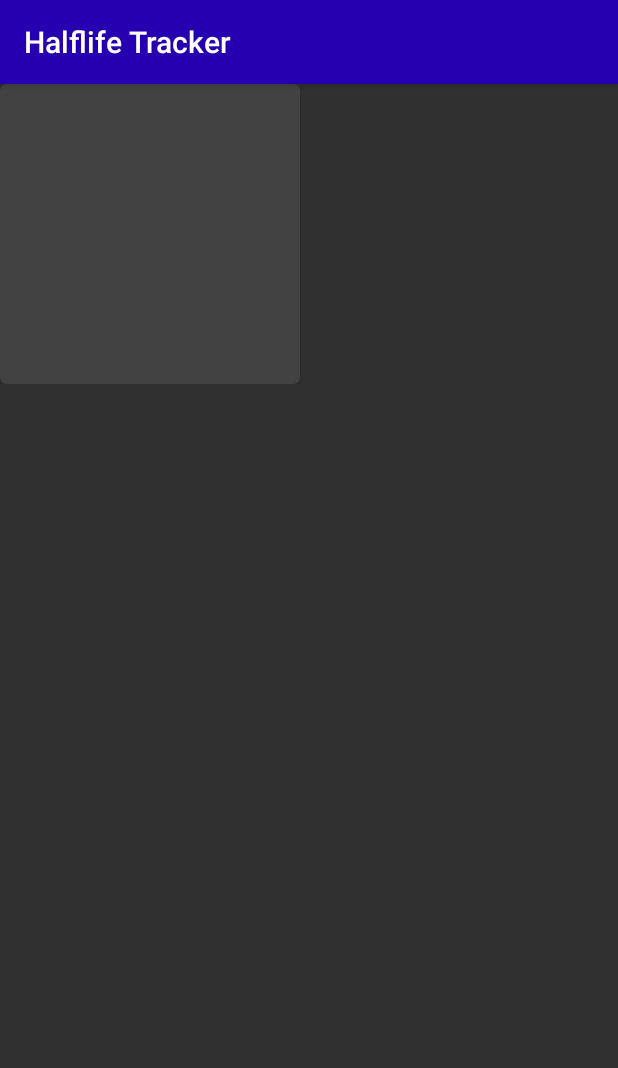
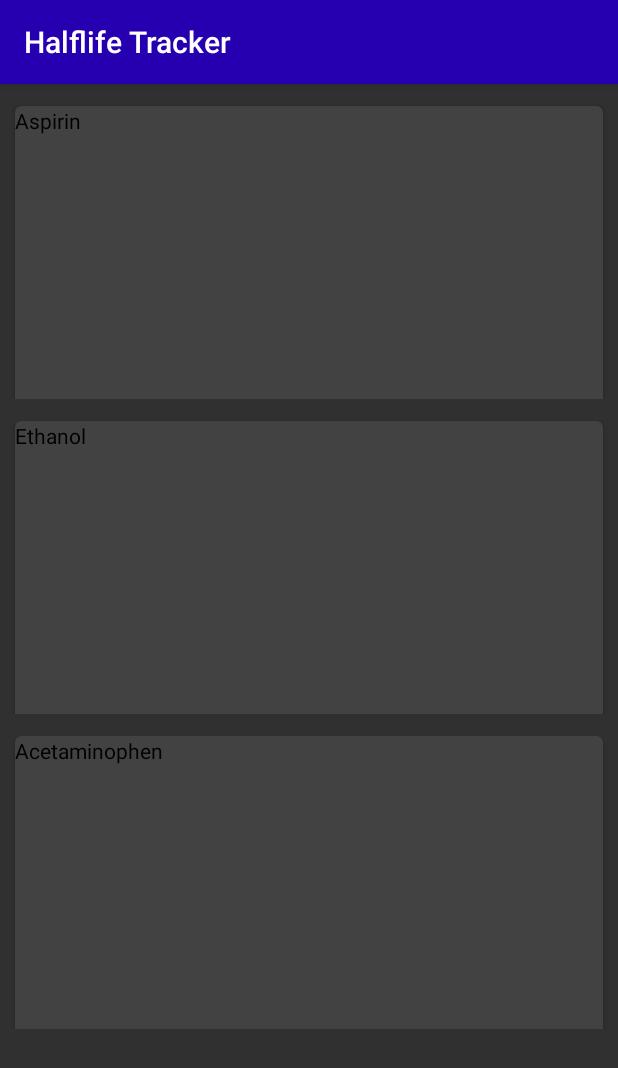
Before and after one commit to brian473/half_life_tracker, an Android app: the screen it shows after launch (MainActivity), on a phone screen of 412 x 824 dp. Shown: the top 1068 px of the screen. Run offline under Robolectric (Android 15) with nearby library versions, the phone set to English and light mode, and no system bars.

Commit message:
fixed cardview error

```diff
--- a/app/src/main/java/com/brian/halflifetracker/MainActivity.java
+++ b/app/src/main/java/com/brian/halflifetracker/MainActivity.java
@@ -31,7 +31,7 @@ public class MainActivity extends Activity {
         mLayoutManager = new LinearLayoutManager(this);
         mRecyclerView.setLayoutManager(mLayoutManager);
 
-        mAdapter = new ActiveDrugAdapter(new String[] {"Testing"});
+        mAdapter = new ActiveDrugAdapter(new String[] {"Aspirin", "Ethanol", "Acetaminophen"});
         mRecyclerView.setAdapter(mAdapter);
     }
 }
--- a/app/src/main/java/com/brian/halflifetracker/adapter/ActiveDrugAdapter.java
+++ b/app/src/main/java/com/brian/halflifetracker/adapter/ActiveDrugAdapter.java
@@ -18,6 +18,8 @@ public class ActiveDrugAdapter extends RecyclerView.Adapter<ActiveDrugAdapter.Vi
         public View mView;
         public ViewHolder(View v) {
             super(v);
+
+            mView = v;
         }
     }
 
--- a/app/src/main/res/layout/drug_list_card_view.xml
+++ b/app/src/main/res/layout/drug_list_card_view.xml
@@ -10,13 +10,17 @@
         xmlns:card_view="http://schemas.android.com/apk/res-auto"
         android:id="@+id/active_drug_cardview"
         android:layout_gravity="center"
-        android:layout_width="200dp"
+        android:layout_width="match_parent"
         android:layout_height="200dp"
-        card_view:cardCornerRadius="4dp">
+        card_view:cardCornerRadius="4dp"
+        android:layout_marginLeft="10dp"
+        android:layout_marginRight="10dp"
+        android:layout_marginTop="10dp">
 
         <TextView
             android:id="@+id/active_drug_cardview_title"
             android:layout_width="match_parent"
-            android:layout_height="match_parent" />
+            android:layout_height="match_parent"
+            android:textColor="#000"/>
     </android.support.v7.widget.CardView>
 </LinearLayout>
```
